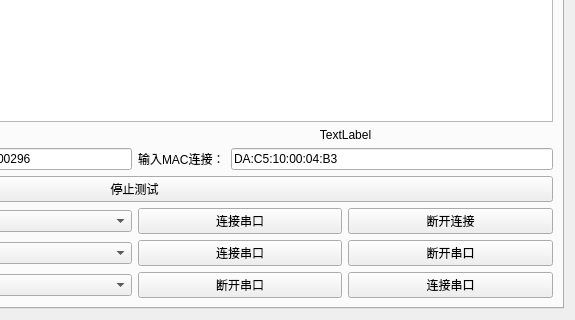
Qt form work_station/freework/qfreework.ui (yuhuang163/test) before a commit; both pictures show x 306 to 881 and y 196 to 516 of the 881 by 516 pixel window.
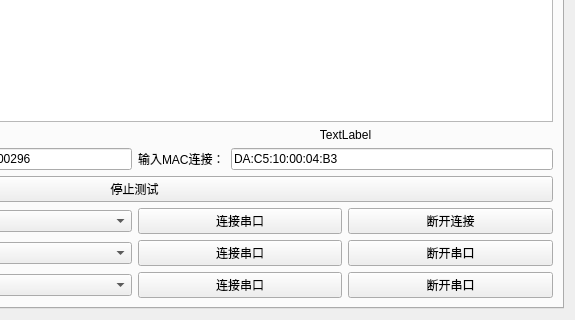
The same form after that commit.

Commit message: 添加rx测试的串口指令收发

Diff of the .ui file:
```diff
--- a/work_station/freework/qfreework.ui
+++ b/work_station/freework/qfreework.ui
@@ -289,16 +289,16 @@
              </widget>
             </item>
             <item>
-             <widget class="QPushButton" name="usbdisconnectButton">
+             <widget class="QPushButton" name="usbconnectButton">
               <property name="text">
-               <string>断开串口</string>
+               <string>连接串口</string>
               </property>
              </widget>
             </item>
             <item>
-             <widget class="QPushButton" name="usbconnectButton">
+             <widget class="QPushButton" name="usbdisconnectButton">
               <property name="text">
-               <string>连接串口</string>
+               <string>断开串口</string>
               </property>
              </widget>
             </item>
```
The commit also changes 6 other files.
